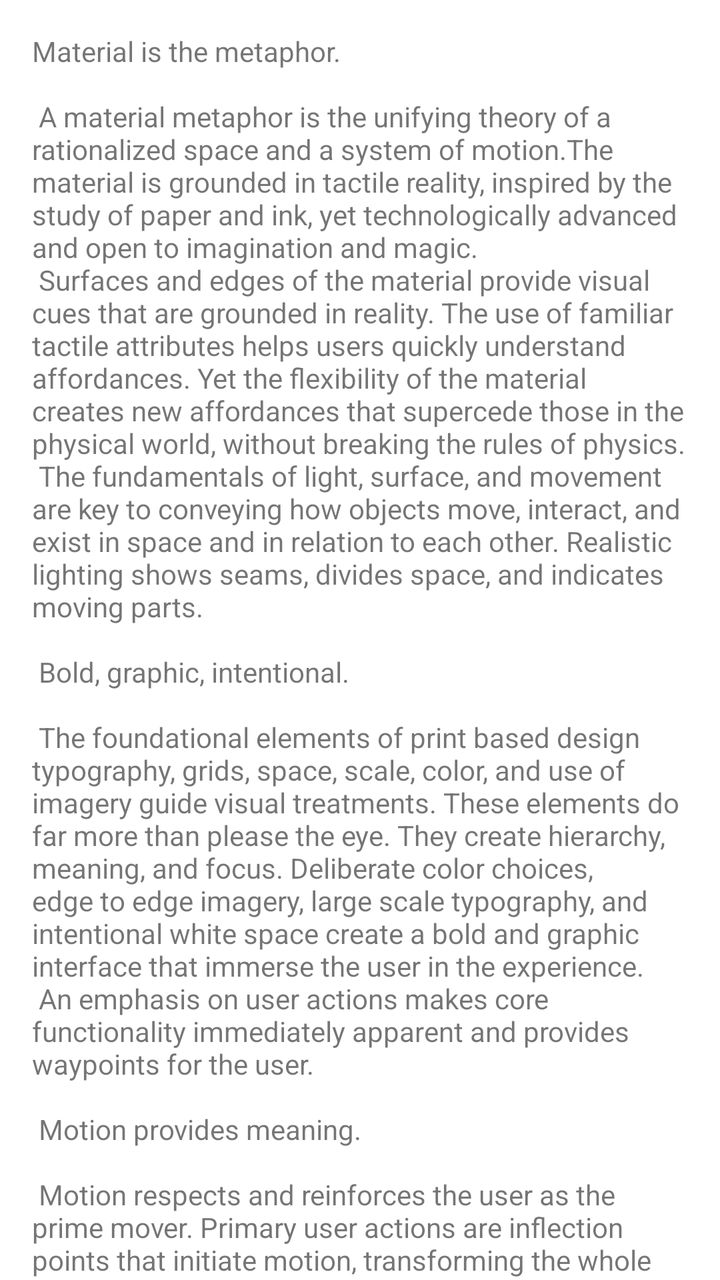
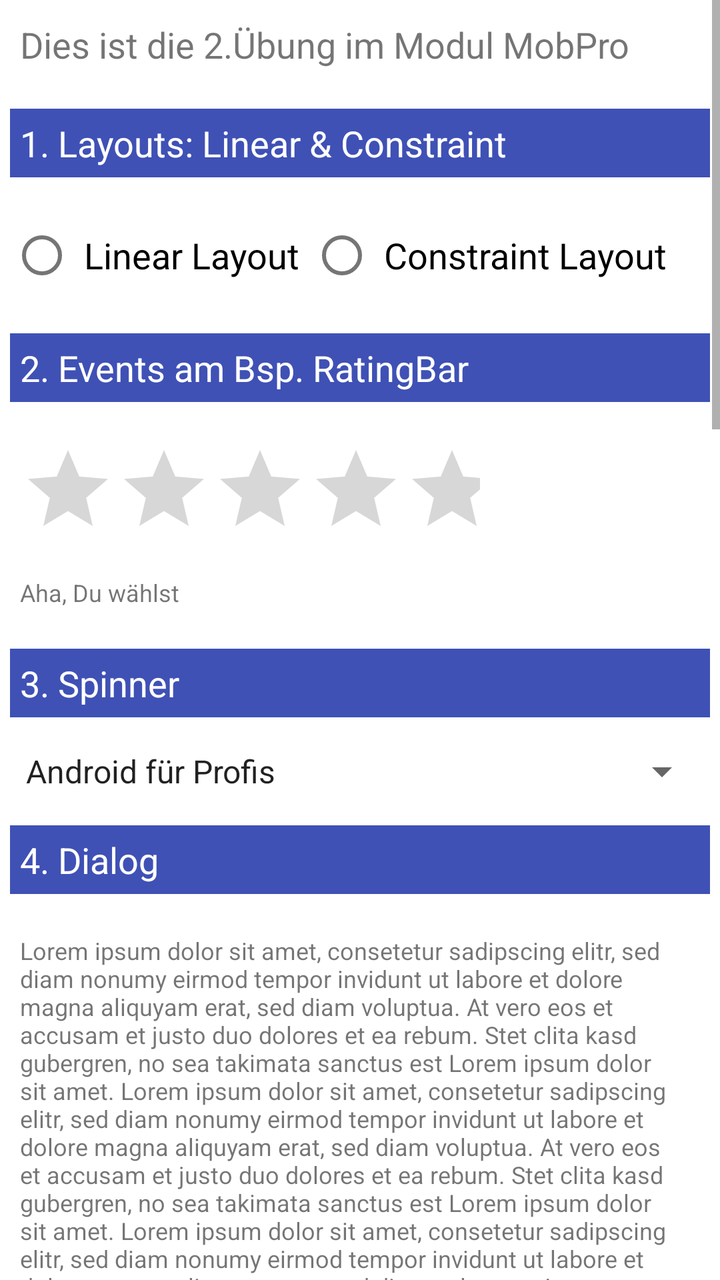

An Android layout rendered at two revisions. The XML below is the earlier revision; the diff shows what the commit changed to produce the second picture.
<!-- AndroidManifest.xml: application theme Theme.Uebung2 -->
<!-- res/layout/fragment_main.xml -->
<?xml version="1.0" encoding="utf-8"?>
<androidx.core.widget.NestedScrollView
  xmlns:android="http://schemas.android.com/apk/res/android"
  xmlns:tools="http://schemas.android.com/tools"
  android:layout_width="match_parent"
  android:layout_height="match_parent"
  tools:context=".MainFragment">

  <TextView
    android:layout_width="wrap_content"
    android:layout_height="wrap_content"
    android:layout_margin="@dimen/text_margin"
    android:text="@string/large_text"/>
</androidx.core.widget.NestedScrollView>
<!-- resources referenced by this layout -->
<resources>
  <dimen name="text_margin">16dp</dimen>
  <string name="large_text">
      "Material is the metaphor.\n\n"
  
      "A material metaphor is the unifying theory of a rationalized space and a system of motion."
      "The material is grounded in tactile reality, inspired by the study of paper and ink, yet "
      "technologically advanced and open to imagination and magic.\n"
      "Surfaces and edges of the material provide visual cues that are grounded in reality. The "
      "use of familiar tactile attributes helps users quickly understand affordances. Yet the "
      "flexibility of the material creates new affordances that supercede those in the physical "
      "world, without breaking the rules of physics.\n"
      "The fundamentals of light, surface, and movement are key to conveying how objects move, "
      "interact, and exist in space and in relation to each other. Realistic lighting shows "
      "seams, divides space, and indicates moving parts.\n\n"
  
      "Bold, graphic, intentional.\n\n"
  
      "The foundational elements of print based design typography, grids, space, scale, color, "
      "and use of imagery guide visual treatments. These elements do far more than please the "
      "eye. They create hierarchy, meaning, and focus. Deliberate color choices, edge to edge "
      "imagery, large scale typography, and intentional white space create a bold and graphic "
      "interface that immerse the user in the experience.\n"
      "An emphasis on user actions makes core functionality immediately apparent and provides "
      "waypoints for the user.\n\n"
  
      "Motion provides meaning.\n\n"
  
      "Motion respects and reinforces the user as the prime mover. Primary user actions are "
      "inflection points that initiate motion, transforming the whole design.\n"
      "All action takes place in a single environment. Objects are presented to the user without "
      "breaking the continuity of experience even as they transform and reorganize.\n"
      "Motion is meaningful and appropriate, serving to focus attention and maintain continuity. "
      "Feedback is subtle yet clear. Transitions are efﬁcient yet coherent.\n\n"
  
      "3D world.\n\n"
  
      "The material environment is a 3D space, which means all objects have x, y, and z "
      "dimensions. The z-axis is perpendicularly aligned to the plane of the display, with the "
      "positive z-axis extending towards the viewer. Every sheet of material occupies a single "
      "position along the z-axis and has a standard 1dp thickness.\n"
      "On the web, the z-axis is used for layering and not for perspective. The 3D world is "
      "emulated by manipulating the y-axis.\n\n"
  
      "Light and shadow.\n\n"
  
      "Within the material environment, virtual lights illuminate the scene. Key lights create "
      "directional shadows, while ambient light creates soft shadows from all angles.\n"
      "Shadows in the material environment are cast by these two light sources. In Android "
      "development, shadows occur when light sources are blocked by sheets of material at "
      "various positions along the z-axis. On the web, shadows are depicted by manipulating the "
      "y-axis only. The following example shows the card with a height of 6dp.\n\n"
  
      "Resting elevation.\n\n"
  
      "All material objects, regardless of size, have a resting elevation, or default elevation "
      "that does not change. If an object changes elevation, it should return to its resting "
      "elevation as soon as possible.\n\n"
  
      "Component elevations.\n\n"
  
      "The resting elevation for a component type is consistent across apps (e.g., FAB elevation "
      "does not vary from 6dp in one app to 16dp in another app).\n"
      "Components may have different resting elevations across platforms, depending on the depth "
      "of the environment (e.g., TV has a greater depth than mobile or desktop).\n\n"
  
      "Responsive elevation and dynamic elevation offsets.\n\n"
  
      "Some component types have responsive elevation, meaning they change elevation in response "
      "to user input (e.g., normal, focused, and pressed) or system events. These elevation "
      "changes are consistently implemented using dynamic elevation offsets.\n"
      "Dynamic elevation offsets are the goal elevation that a component moves towards, relative "
      "to the component’s resting state. They ensure that elevation changes are consistent "
      "across actions and component types. For example, all components that lift on press have "
      "the same elevation change relative to their resting elevation.\n"
      "Once the input event is completed or cancelled, the component will return to its resting "
      "elevation.\n\n"
  
      "Avoiding elevation interference.\n\n"
  
      "Components with responsive elevations may encounter other components as they move between "
      "their resting elevations and dynamic elevation offsets. Because material cannot pass "
      "through other material, components avoid interfering with one another any number of ways, "
      "whether on a per component basis or using the entire app layout.\n"
      "On a component level, components can move or be removed before they cause interference. "
      "For example, a floating action button (FAB) can disappear or move off screen before a "
      "user picks up a card, or it can move if a snackbar appears.\n"
      "On the layout level, design your app layout to minimize opportunities for interference. "
      "For example, position the FAB to one side of stream of a cards so the FAB won’t interfere "
      "when a user tries to pick up one of cards.\n\n"
    </string>
  <!-- unchanged entries left out for length: 7 -->
</resources>

<!-- the commit's change to res/layout/fragment_main.xml (unified diff, before → after) -->
@@ -1,14 +1,120 @@
 <?xml version="1.0" encoding="utf-8"?>
-<androidx.core.widget.NestedScrollView
-  xmlns:android="http://schemas.android.com/apk/res/android"
-  xmlns:tools="http://schemas.android.com/tools"
+<ScrollView xmlns:android="http://schemas.android.com/apk/res/android"
   android:layout_width="match_parent"
-  android:layout_height="match_parent"
-  tools:context=".MainFragment">
+  android:layout_height="match_parent">
 
-  <TextView
-    android:layout_width="wrap_content"
+  <LinearLayout
+    android:layout_width="fill_parent"
     android:layout_height="wrap_content"
-    android:layout_margin="@dimen/text_margin"
-    android:text="@string/large_text"/>
-</androidx.core.widget.NestedScrollView>
+    android:orientation="vertical"
+    android:padding="@dimen/padding_textView">
+
+    <TextView
+      android:id="@+id/textView"
+      android:layout_width="wrap_content"
+      android:layout_height="wrap_content"
+      android:layout_marginBottom="@dimen/margin_bottom"
+      android:padding="5dp"
+      android:text="@string/textView_text"
+      android:textSize="@dimen/font_titleSize"/>
+
+    <TextView
+      android:layout_width="fill_parent"
+      android:layout_height="wrap_content"
+      android:layout_marginBottom="@dimen/margin_bottom"
+      android:background="@color/colorPrimary"
+      android:padding="@dimen/padding_textView"
+      android:text="@string/sectionOne_text"
+      android:textColor="@color/sectionText"
+      android:textSize="@dimen/font_titleSize"/>
+
+    <RadioGroup
+      android:layout_width="fill_parent"
+      android:layout_height="wrap_content"
+      android:layout_marginBottom="@dimen/margin_bottom"
+      android:orientation="horizontal">
+
+      <RadioButton
+        android:id="@+id/layoutLinearSelector"
+        android:layout_width="wrap_content"
+        android:layout_height="wrap_content"
+        android:text="@string/rbutton_linear_text"
+        android:textSize="@dimen/font_titleSize"
+        android:padding="@dimen/padding_textView"
+        android:onClick="layoutLinearSelected"/>
+
+
+      <RadioButton
+        android:id="@+id/layoutContraintSelector"
+        android:layout_width="wrap_content"
+        android:layout_height="wrap_content"
+        android:padding="@dimen/padding_textView"
+        android:text="@string/rbutton_constraint_text"
+        android:textSize="@dimen/font_titleSize"
+        android:onClick="layoutConstraintSelected"/>
+
+    </RadioGroup>
+
+    <TextView
+      android:layout_width="fill_parent"
+      android:layout_height="wrap_content"
+      android:layout_marginBottom="@dimen/margin_bottom"
+      android:background="@color/colorPrimary"
+      android:padding="@dimen/padding_textView"
+      android:text="@string/sectionTwo_text"
+      android:textColor="@color/sectionText"
+      android:textSize="@dimen/font_titleSize"/>
+
+    <RatingBar
+      android:id="@+id/ratingBar"
+      android:layout_width="wrap_content"
+      android:layout_height="wrap_content"
+      android:numStars="5"
+      android:padding="@dimen/padding_textView"/>
+
+    <TextView
+      android:id="@+id/ratingBar_textView"
+      android:layout_width="wrap_content"
+      android:layout_height="wrap_content"
+      android:layout_marginBottom="@dimen/margin_bottom"
+      android:padding="5dp"
+      android:text="@string/ratingBar_textView_text"
+      android:textSize="@dimen/font_textSize"/>
+
+    <TextView
+      android:layout_width="fill_parent"
+      android:layout_height="wrap_content"
+      android:layout_marginBottom="@dimen/margin_bottom"
+      android:background="@color/colorPrimary"
+      android:padding="@dimen/padding_textView"
+      android:text="@string/sectionThree_text"
+      android:textColor="@color/sectionText"
+      android:textSize="@dimen/font_titleSize"/>
+
+    <Spinner
+      android:id="@+id/spinner"
+      android:layout_width="match_parent"
+      android:layout_height="wrap_content"
+      android:entries="@array/itCourses"
+      android:layout_marginBottom="@dimen/margin_bottom"
+      android:prompt="@string/spinnerPrompt"/>
+
+    <TextView
+      android:layout_width="fill_parent"
+      android:layout_height="wrap_content"
+      android:layout_marginBottom="@dimen/margin_bottom"
+      android:background="@color/colorPrimary"
+      android:padding="@dimen/padding_textView"
+      android:text="@string/sectionFour_text"
+      android:textColor="@color/sectionText"
+      android:textSize="@dimen/font_titleSize"/>
+
+    <TextView
+      android:layout_width="wrap_content"
+      android:layout_height="wrap_content"
+      android:layout_marginBottom="@dimen/margin_bottom"
+      android:padding="5dp"
+      android:text="@string/lorem_ipsum"
+      android:textSize="@dimen/font_textSize"/>
+  </LinearLayout>
+</ScrollView>
<!-- resource entries referenced after the edit -->
@@ -1,95 +1,33 @@
 <!-- resources referenced by this layout -->
 <resources>
-  <dimen name="text_margin">16dp</dimen>
-  <string name="large_text">
-      "Material is the metaphor.\n\n"
-  
-      "A material metaphor is the unifying theory of a rationalized space and a system of motion."
-      "The material is grounded in tactile reality, inspired by the study of paper and ink, yet "
-      "technologically advanced and open to imagination and magic.\n"
-      "Surfaces and edges of the material provide visual cues that are grounded in reality. The "
-      "use of familiar tactile attributes helps users quickly understand affordances. Yet the "
-      "flexibility of the material creates new affordances that supercede those in the physical "
-      "world, without breaking the rules of physics.\n"
-      "The fundamentals of light, surface, and movement are key to conveying how objects move, "
-      "interact, and exist in space and in relation to each other. Realistic lighting shows "
-      "seams, divides space, and indicates moving parts.\n\n"
-  
-      "Bold, graphic, intentional.\n\n"
-  
-      "The foundational elements of print based design typography, grids, space, scale, color, "
-      "and use of imagery guide visual treatments. These elements do far more than please the "
-      "eye. They create hierarchy, meaning, and focus. Deliberate color choices, edge to edge "
-      "imagery, large scale typography, and intentional white space create a bold and graphic "
-      "interface that immerse the user in the experience.\n"
-      "An emphasis on user actions makes core functionality immediately apparent and provides "
-      "waypoints for the user.\n\n"
-  
-      "Motion provides meaning.\n\n"
-  
-      "Motion respects and reinforces the user as the prime mover. Primary user actions are "
-      "inflection points that initiate motion, transforming the whole design.\n"
-      "All action takes place in a single environment. Objects are presented to the user without "
-      "breaking the continuity of experience even as they transform and reorganize.\n"
-      "Motion is meaningful and appropriate, serving to focus attention and maintain continuity. "
-      "Feedback is subtle yet clear. Transitions are efﬁcient yet coherent.\n\n"
-  
-      "3D world.\n\n"
-  
-      "The material environment is a 3D space, which means all objects have x, y, and z "
-      "dimensions. The z-axis is perpendicularly aligned to the plane of the display, with the "
-      "positive z-axis extending towards the viewer. Every sheet of material occupies a single "
-      "position along the z-axis and has a standard 1dp thickness.\n"
-      "On the web, the z-axis is used for layering and not for perspective. The 3D world is "
-      "emulated by manipulating the y-axis.\n\n"
-  
-      "Light and shadow.\n\n"
-  
-      "Within the material environment, virtual lights illuminate the scene. Key lights create "
-      "directional shadows, while ambient light creates soft shadows from all angles.\n"
-      "Shadows in the material environment are cast by these two light sources. In Android "
-      "development, shadows occur when light sources are blocked by sheets of material at "
-      "various positions along the z-axis. On the web, shadows are depicted by manipulating the "
-      "y-axis only. The following example shows the card with a height of 6dp.\n\n"
-  
-      "Resting elevation.\n\n"
-  
-      "All material objects, regardless of size, have a resting elevation, or default elevation "
-      "that does not change. If an object changes elevation, it should return to its resting "
-      "elevation as soon as possible.\n\n"
-  
-      "Component elevations.\n\n"
-  
-      "The resting elevation for a component type is consistent across apps (e.g., FAB elevation "
-      "does not vary from 6dp in one app to 16dp in another app).\n"
-      "Components may have different resting elevations across platforms, depending on the depth "
-      "of the environment (e.g., TV has a greater depth than mobile or desktop).\n\n"
-  
-      "Responsive elevation and dynamic elevation offsets.\n\n"
-  
-      "Some component types have responsive elevation, meaning they change elevation in response "
-      "to user input (e.g., normal, focused, and pressed) or system events. These elevation "
-      "changes are consistently implemented using dynamic elevation offsets.\n"
-      "Dynamic elevation offsets are the goal elevation that a component moves towards, relative "
-      "to the component’s resting state. They ensure that elevation changes are consistent "
-      "across actions and component types. For example, all components that lift on press have "
-      "the same elevation change relative to their resting elevation.\n"
-      "Once the input event is completed or cancelled, the component will return to its resting "
-      "elevation.\n\n"
-  
-      "Avoiding elevation interference.\n\n"
-  
-      "Components with responsive elevations may encounter other components as they move between "
-      "their resting elevations and dynamic elevation offsets. Because material cannot pass "
-      "through other material, components avoid interfering with one another any number of ways, "
-      "whether on a per component basis or using the entire app layout.\n"
-      "On a component level, components can move or be removed before they cause interference. "
-      "For example, a floating action button (FAB) can disappear or move off screen before a "
-      "user picks up a card, or it can move if a snackbar appears.\n"
-      "On the layout level, design your app layout to minimize opportunities for interference. "
-      "For example, position the FAB to one side of stream of a cards so the FAB won’t interfere "
-      "when a user tries to pick up one of cards.\n\n"
-    </string>
+  <string-array name="itCourses">
+      <item>Android für Profis</item>
+      <item>TypeScript for Dummies</item>
+    </string-array>
+  <color name="colorPrimary">#3F51B5</color>
+  <color name="sectionText">#FFFFFF</color>
+  <dimen name="font_textSize">12sp</dimen>
+  <dimen name="font_titleSize">18sp</dimen>
+  <dimen name="margin_bottom">15dp</dimen>
+  <dimen name="padding_textView">5dp</dimen>
+  <string name="lorem_ipsum">Lorem ipsum dolor sit amet, consetetur sadipscing elitr, sed diam nonumy eirmod tempor invidunt ut labore et dolore magna aliquyam erat, sed diam voluptua. At vero eos et accusam et justo duo dolores et ea rebum. Stet clita kasd gubergren, no sea takimata sanctus est Lorem ipsum dolor sit amet. Lorem ipsum dolor sit amet, consetetur sadipscing elitr, sed diam nonumy eirmod tempor invidunt ut labore et dolore magna aliquyam erat, sed diam voluptua. At vero eos et accusam et justo duo dolores et ea rebum. Stet clita kasd gubergren, no sea takimata sanctus est Lorem ipsum dolor sit amet. Lorem ipsum dolor sit amet, consetetur sadipscing elitr, sed diam nonumy eirmod tempor invidunt ut labore et dolore magna aliquyam erat, sed diam voluptua. At vero eos et accusam et justo duo dolores et ea rebum. Stet clita kasd gubergren, no sea takimata sanctus est Lorem ipsum dolor sit amet. Duis autem vel eum iriure dolor in hendrerit in vulputate velit esse molestie consequat, vel illum dolore eu feugiat nulla facilisis at vero eros et accumsan et iusto odio dignissim qui blandit praesent luptatum zzril delenit augue duis dolore te feugait nulla facilisi. Lorem ipsum dolor sit amet, consectetuer adipiscing elit, sed diam nonummy nibh euismod tincidunt ut laoreet dolore magna aliquam erat volutpat.
+  Ut wisi enim ad minim veniam, quis nostrud exerci tation ullamcorper suscipit lobortis nisl ut aliquip ex ea commodo consequat. Duis autem vel eum iriure dolor in hendrerit in vulputate velit esse molestie consequat, vel illum dolore eu feugiat nulla facilisis at vero eros et accumsan et iusto odio dignissim qui blandit praesent luptatum zzril delenit augue duis dolore te feugait nulla facilisi.Nam liber tempor cum soluta nobis eleifend option congue nihil imperdiet doming id quod mazim placerat facer possim assum. Lorem ipsum dolor sit amet, consectetuer adipiscing elit, sed diam nonummy nibh euismod tincidunt ut laoreet dolore magna aliquam erat volutpat. Ut wisi enim ad minim veniam, quis nostrud exerci tation ullamcorper suscipit lobortis nisl ut aliquip ex ea commodo consequat.
+  Duis autem vel eum iriure dolor in hendrerit in vulputate velit esse molestie consequat, vel illum dolore eu feugiat nulla facilisis.
+  At vero eos et accusam et justo duo dolores et ea rebum. Stet clita kasd gubergren, no sea takimata sanctus est Lorem ipsum dolor sit amet. Lorem ipsum dolor sit amet, consetetur sadipscing elitr, sed diam nonumy eirmod tempor invidunt ut labore et dolore magna aliquyam erat, sed diam voluptua. At vero eos et accusam et justo duo dolores et ea rebum. Stet clita kasd gubergren, no sea takimata sanctus est Lorem ipsum dolor sit amet. Lorem ipsum dolor sit amet, consetetur sadipscing elitr, At accusam aliquyam diam diam dolore dolores duo eirmod eos erat, et nonumy sed tempor et et invidunt justo labore Stet clita ea et gubergren, kasd magna no rebum. sanctus sea sed takimata ut vero voluptua. est Lorem ipsum dolor sit amet. Lorem ipsum dolor sit amet, consetetur sadipscing elitr, sed diam nonumy eirmod tempor invidunt ut labore et dolore magna aliquyam erat.
+  Consetetur sadipscing elitr, sed diam nonumy eirmod tempor invidunt ut labore et dolore magna aliquyam erat, sed diam voluptua. At vero eos et accusam et justo duo dolores et ea rebum. Stet clita kasd gubergren, no sea takimata sanctus est Lorem ipsum dolor sit amet. Lorem ipsum dolor sit amet, consetetur sadipscing elitr, sed diam nonumy eirmod tempor invidunt ut labore et dolore magna aliquyam erat, sed diam voluptua. At vero eos et accusam et justo duo dolores et ea rebum. Stet clita kasd gubergren, no sea takimata sanctus est Lorem ipsum dolor sit amet. Lorem ipsum dolor sit amet, consetetur sadipscing elitr, sed diam nonumy eirmod tempor invidunt ut labore et dolore magna aliquyam erat, sed diam voluptua. At vero eos et accusam et justo duo dolores et ea rebum. Stet clita kasd gubergren, no sea takimata sanctus.
+  Lorem ipsum dolor sit amet, consetetur sadipscing elitr, sed diam nonumy eirmod tempor invidunt ut labore et dolore magna aliquyam erat, sed diam voluptua. At vero eos et accusam et justo duo dolores et ea rebum. Stet clita kasd gubergren, no sea takimata sanctus est Lorem ipsum dolor sit amet. Lorem ipsum dolor sit amet, consetetur sadipscing elitr, sed diam nonumy eirmod tempor invidunt ut labore et dolore magna aliquyam erat, sed diam voluptua. At vero eos et accusam et justo duo dolores et ea rebum. Stet clita kasd gubergren, no sea takimata sanctus est Lorem ipsum dolor sit amet. Lorem ipsum dolor sit amet, consetetur sadipscing elitr, sed diam nonumy eirmod tempor invidunt ut labore et dolore magna aliquyam erat, sed diam voluptua. At vero eos et accusam et justo duo dolores et ea rebum. Stet clita kasd gubergren, no sea takimata sanctus est Lorem ipsum dolor sit amet.
+  Duis autem vel eum iriure dolor in hendrerit in vulputate velit esse molestie consequat, vel illum dolore eu feugiat nulla facilisis at vero eros et accumsan et iusto odio dignissim qui blandit praesent luptatum zzril delenit augue duis dolore te feugait nulla facilisi. Lorem ipsum dolor sit amet, consectetuer adipiscing elit, sed diam nonummy nibh euismod tincidunt ut laoreet dolore magna aliquam erat volutpat.
+  Ut wisi enim ad minim veniam, quis nostrud exerci tation ullamcorper suscipit lobortis nisl ut aliquip ex ea commodo consequat. Duis autem vel eum iriure dolor in hendrerit in vulputate velit esse molestie consequat, vel illum dolore eu feugiat nulla facilisis at vero eros et accumsan et iusto odio dignissim qui blandit praesent luptatum zzril delenit augue duis dolore te feugait nulla facilisi.
+  Nam liber tempor cum soluta nobis eleifend option congue nihil imperdiet doming id quod mazim placerat facer possim assum. Lorem ipsum dolor sit amet, consectetuer adipiscing elit, sed diam nonummy nibh euismod tincidunt ut laoreet dolore magna aliquam erat volutpat. Ut wisi enim ad minim veniam, quis nostrud exerci tation ullamcorper suscipit lobortis nisl ut aliquip ex ea commodo</string>
+  <string name="ratingBar_textView_text">Aha, Du wählst</string>
+  <string name="rbutton_constraint_text">Constraint Layout</string>
+  <string name="rbutton_linear_text">Linear Layout</string>
+  <string name="sectionFour_text">4. Dialog</string>
+  <string name="sectionOne_text">1. Layouts: Linear &amp; Constraint</string>
+  <string name="sectionThree_text">3. Spinner</string>
+  <string name="sectionTwo_text">2. Events am Bsp. RatingBar</string>
+  <string name="spinnerPrompt">Bitte Kurs auswählen</string>
+  <string name="textView_text">Dies ist die 2.Übung im Modul MobPro</string>
   <!-- unchanged entries left out for length: 7 -->
 </resources>
 
